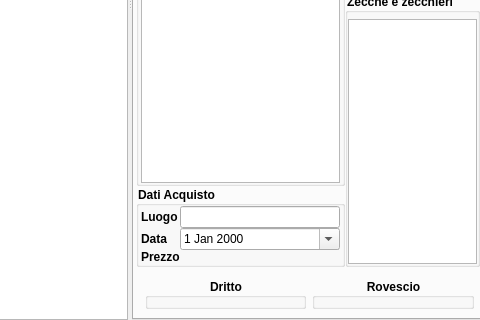
Before: the Qt Designer form GestCollOnQt/GUI/Moneta/Moneta/monetaform.ui in mirkoviviani76/gestcoll, drawn with Qt 5; both pictures show x 322 to 802 and y 322 to 642 of the 974 by 642 pixel window.
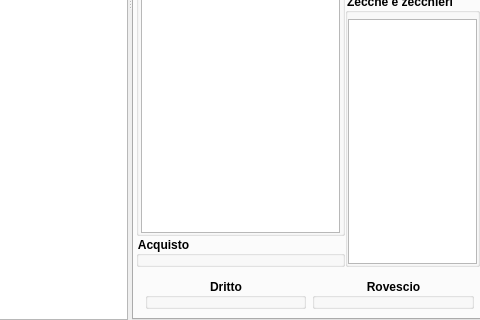
After: the same form once the commit is applied. Icons and pictures are not drawn. Custom widgets are drawn as their Qt base class.

Commit message: DatiAcquisto gestiti con model view anche per editing.

The edit to the form file:
```diff
--- a/GestCollOnQt/GUI/Moneta/Moneta/monetaform.ui
+++ b/GestCollOnQt/GUI/Moneta/Moneta/monetaform.ui
@@ -494,92 +494,8 @@
               <item row="21" column="0" colspan="2">
                <widget class="QGroupBox" name="datiAcquisto">
                 <property name="title">
-                 <string>Dati Acquisto</string>
+                 <string>Acquisto</string>
                 </property>
-                <layout class="QFormLayout" name="formLayout_4">
-                 <property name="fieldGrowthPolicy">
-                  <enum>QFormLayout::AllNonFixedFieldsGrow</enum>
-                 </property>
-                 <property name="horizontalSpacing">
-                  <number>0</number>
-                 </property>
-                 <property name="verticalSpacing">
-                  <number>0</number>
-                 </property>
-                 <property name="leftMargin">
-                  <number>2</number>
-                 </property>
-                 <property name="topMargin">
-                  <number>0</number>
-                 </property>
-                 <property name="rightMargin">
-                  <number>2</number>
-                 </property>
-                 <property name="bottomMargin">
-                  <number>0</number>
-                 </property>
-                 <item row="1" column="0">
-                  <widget class="QLabel" name="label_11">
-                   <property name="font">
-                    <font>
-                     <weight>75</weight>
-                     <bold>true</bold>
-                    </font>
-                   </property>
-                   <property name="text">
-                    <string>Luogo</string>
-                   </property>
-                   <property name="buddy">
-                    <cstring>luogo</cstring>
-                   </property>
-                  </widget>
-                 </item>
-                 <item row="1" column="1">
-                  <widget class="QLineEdit" name="luogo"/>
-                 </item>
-                 <item row="2" column="0">
-                  <widget class="QLabel" name="label_12">
-                   <property name="font">
-                    <font>
-                     <weight>75</weight>
-                     <bold>true</bold>
-                    </font>
-                   </property>
-                   <property name="text">
-                    <string>Data</string>
-                   </property>
-                   <property name="buddy">
-                    <cstring>data</cstring>
-                   </property>
-                  </widget>
-                 </item>
-                 <item row="3" column="0">
-                  <widget class="QLabel" name="label_13">
-                   <property name="font">
-                    <font>
-                     <weight>75</weight>
-                     <bold>true</bold>
-                    </font>
-                   </property>
-                   <property name="text">
-                    <string>Prezzo</string>
-                   </property>
-                   <property name="buddy">
-                    <cstring>prezzo</cstring>
-                   </property>
-                  </widget>
-                 </item>
-                 <item row="3" column="1">
-                  <widget class="MisuraForm" name="prezzo" native="true"/>
-                 </item>
-                 <item row="2" column="1">
-                  <widget class="QDateEdit" name="data">
-                   <property name="calendarPopup">
-                    <bool>true</bool>
-                   </property>
-                  </widget>
-                 </item>
-                </layout>
                </widget>
               </item>
              </layout>
@@ -886,6 +802,12 @@
    <header>autoritaform.h</header>
    <container>1</container>
   </customwidget>
+  <customwidget>
+   <class>DatiAcquistoWidget</class>
+   <extends>QGroupBox</extends>
+   <header>datiacquistowidget.h</header>
+   <container>1</container>
+  </customwidget>
  </customwidgets>
  <tabstops>
   <tabstop>paese</tabstop>
```
Left out of the diff: 4 changed lines with no effect on the pictures. The commit also changes 11 other files.
